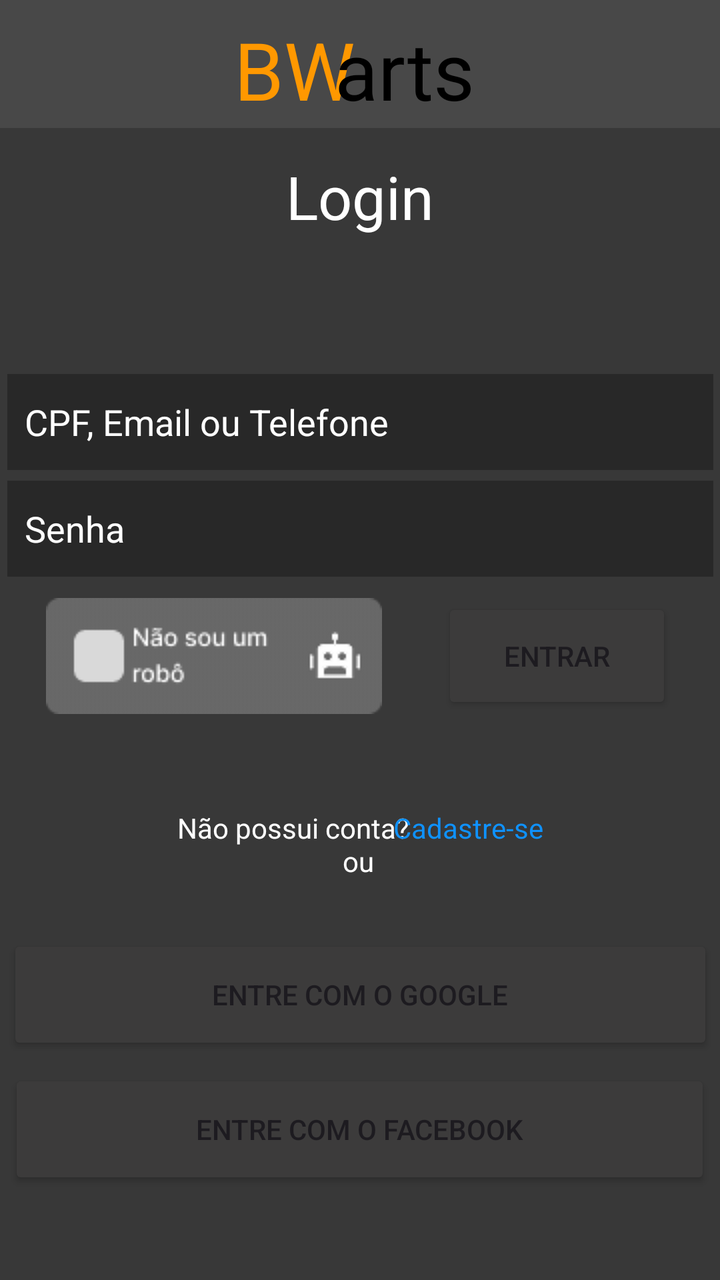
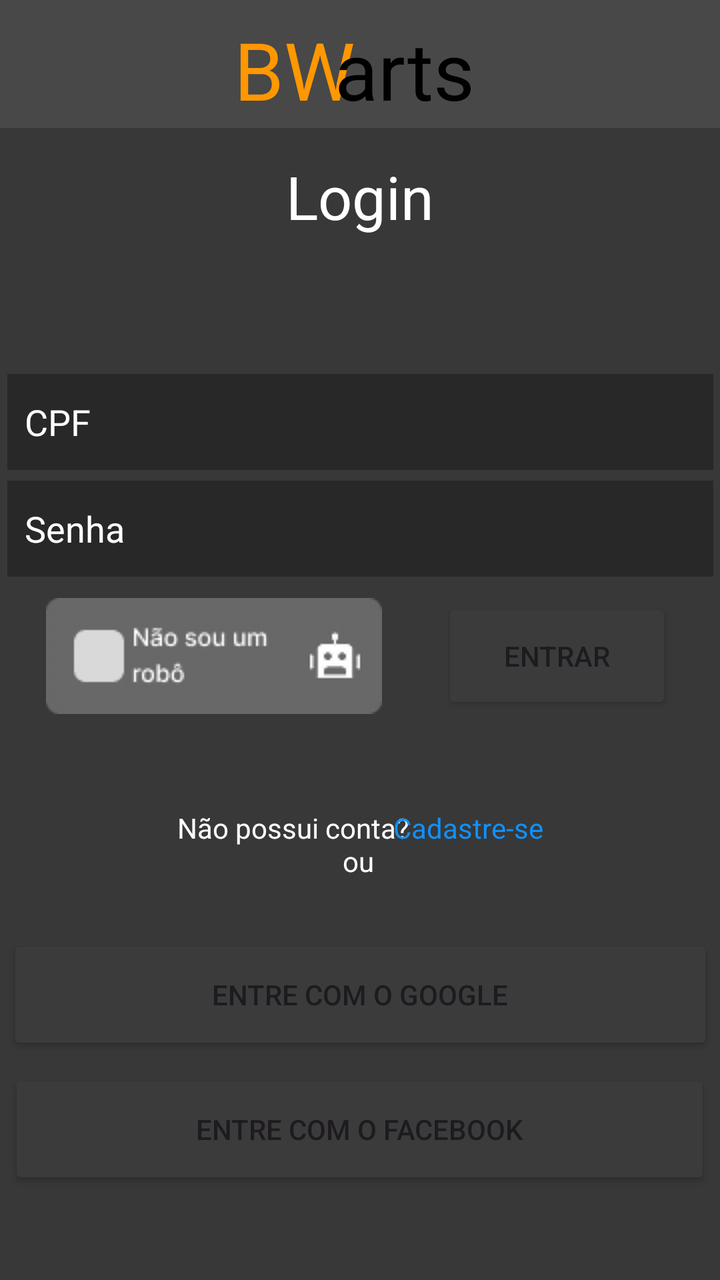

Two renders of the same Android screen: before a commit and after it. Below are the layout's source before the change and the commit's diff.
<!-- AndroidManifest.xml: activity theme Theme.BWartsMaker -->
<!-- res/layout/login.xml -->
<?xml version="1.0" encoding="utf-8"?>
<androidx.constraintlayout.widget.ConstraintLayout xmlns:android="http://schemas.android.com/apk/res/android"
    xmlns:app="http://schemas.android.com/apk/res-auto"
    xmlns:tools="http://schemas.android.com/tools"
    android:id="@+id/main"
    android:layout_width="match_parent"
    android:layout_height="match_parent"
    android:background="#FA353535"
    tools:context=".LoginActivity" >

    <Button
        android:id="@+id/entreGoogleBotao2"
        android:layout_width="353dp"
        android:layout_height="60dp"
        android:backgroundTint="#3C3B3B"
        android:text="Entre com o Google"
        app:layout_constraintBottom_toBottomOf="parent"
        app:layout_constraintEnd_toEndOf="parent"
        app:layout_constraintStart_toStartOf="parent"
        app:layout_constraintTop_toTopOf="parent"
        app:layout_constraintVertical_bias="0.806"
        app:strokeColor="#FFFFFF"
        app:strokeWidth="1.5dp" />

    <ImageView
        android:id="@+id/googleCadastro2"
        android:layout_width="wrap_content"
        android:layout_height="wrap_content"
        android:contentDescription="Logo do google"
        app:layout_constraintBottom_toBottomOf="parent"
        app:layout_constraintEnd_toEndOf="parent"
        app:layout_constraintHorizontal_bias="0.152"
        app:layout_constraintStart_toStartOf="parent"
        app:layout_constraintTop_toTopOf="parent"
        app:layout_constraintVertical_bias="0.791"
        app:srcCompat="@drawable/google" />

    <Button
        android:id="@+id/entreFacebookBotao2"
        android:layout_width="351dp"
        android:layout_height="60dp"
        android:backgroundTint="#3C3B3B"
        android:text="Entre com o Facebook"
        app:layout_constraintBottom_toBottomOf="parent"
        app:layout_constraintEnd_toEndOf="parent"
        app:layout_constraintHorizontal_bias="0.483"
        app:layout_constraintStart_toStartOf="parent"
        app:layout_constraintTop_toTopOf="parent"
        app:layout_constraintVertical_bias="0.922"
        app:strokeColor="#FFFFFF"
        app:strokeWidth="1.5dp" />

    <TextView
        android:id="@+id/naoPossuiContaLogin"
        android:layout_width="wrap_content"
        android:layout_height="wrap_content"
        android:text="Não possui conta?"
        android:textColor="#FFFFFF"
        app:layout_constraintBottom_toBottomOf="parent"
        app:layout_constraintEnd_toEndOf="parent"
        app:layout_constraintHorizontal_bias="0.364"
        app:layout_constraintStart_toStartOf="parent"
        app:layout_constraintTop_toTopOf="parent"
        app:layout_constraintVertical_bias="0.651" />

    <TextView
        android:id="@+id/ouLogin"
        android:layout_width="wrap_content"
        android:layout_height="wrap_content"
        android:text="ou"
        android:textColor="#FFFFFF"
        app:layout_constraintBottom_toBottomOf="parent"
        app:layout_constraintEnd_toEndOf="parent"
        app:layout_constraintHorizontal_bias="0.498"
        app:layout_constraintStart_toStartOf="parent"
        app:layout_constraintTop_toTopOf="parent"
        app:layout_constraintVertical_bias="0.678" />

    <TextView
        android:id="@+id/cadastreLogin"
        android:layout_width="wrap_content"
        android:layout_height="wrap_content"
        android:text="Cadastre-se"
        android:textColor="#0F92FF"
        app:layout_constraintBottom_toBottomOf="parent"
        app:layout_constraintEnd_toEndOf="parent"
        app:layout_constraintHorizontal_bias="0.69"
        app:layout_constraintStart_toStartOf="parent"
        app:layout_constraintTop_toTopOf="parent"
        app:layout_constraintVertical_bias="0.651" />

    <Button
        android:id="@+id/botaoEntrar"
        android:layout_width="115dp"
        android:layout_height="58dp"
        android:backgroundTint="#3C3B3B"
        android:backgroundTintMode="src_in"
        android:text="Entrar"
        app:cornerRadius="10dp"
        app:layout_constraintBottom_toBottomOf="parent"
        app:layout_constraintEnd_toEndOf="parent"
        app:layout_constraintHorizontal_bias="0.902"
        app:layout_constraintStart_toStartOf="parent"
        app:layout_constraintTop_toTopOf="parent"
        app:layout_constraintVertical_bias="0.514"
        app:strokeColor="#FF9800"
        app:strokeWidth="2dp" />

    <EditText
        android:id="@+id/senhaLogin"
        android:layout_width="353dp"
        android:layout_height="48dp"
        android:background="#282828"
        android:ems="10"
        android:hint="  Senha"
        android:inputType="textEmailAddress"
        android:password="true"
        android:textColorHint="#FFFFFF"
        app:layout_constraintBottom_toBottomOf="parent"
        app:layout_constraintEnd_toEndOf="parent"
        app:layout_constraintStart_toStartOf="parent"
        app:layout_constraintTop_toTopOf="parent"
        app:layout_constraintVertical_bias="0.406" />

    <EditText
        android:id="@+id/userLogin"
        android:layout_width="353dp"
        android:layout_height="48dp"
        android:background="#282828"
        android:ems="10"
        android:hint="  CPF, Email ou Telefone"
        android:inputType="text"
        android:textColorHint="#FFFFFF"
        app:layout_constraintBottom_toBottomOf="parent"
        app:layout_constraintEnd_toEndOf="parent"
        app:layout_constraintStart_toStartOf="parent"
        app:layout_constraintTop_toTopOf="parent"
        app:layout_constraintVertical_bias="0.316" />

    <TextView
        android:id="@+id/titulo_login"
        android:layout_width="wrap_content"
        android:layout_height="wrap_content"
        android:text="Login"
        android:textColor="#FFFFFF"
        android:textSize="30sp"
        app:layout_constraintBottom_toBottomOf="parent"
        app:layout_constraintEnd_toEndOf="parent"
        app:layout_constraintStart_toStartOf="parent"
        app:layout_constraintTop_toTopOf="parent"
        app:layout_constraintVertical_bias="0.13" />

    <androidx.appcompat.widget.Toolbar
        android:id="@+id/toolbar"
        android:layout_width="0dp"
        android:layout_height="wrap_content"
        android:background="#FA494949"
        android:minHeight="?attr/actionBarSize"
        android:theme="?attr/actionBarTheme"
        app:layout_constraintBottom_toBottomOf="parent"
        app:layout_constraintEnd_toEndOf="parent"
        app:layout_constraintStart_toStartOf="parent"
        app:layout_constraintTop_toTopOf="parent"
        app:layout_constraintVertical_bias="0.0" />

    <TextView
        android:id="@+id/bw_login"
        android:layout_width="wrap_content"
        android:layout_height="wrap_content"
        android:layout_marginTop="8dp"
        android:text="@string/BW"
        android:textColor="#FF9800"
        android:textSize="40sp"
        app:layout_constraintBottom_toBottomOf="@+id/header"
        app:layout_constraintEnd_toEndOf="parent"
        app:layout_constraintHorizontal_bias="0.39"
        app:layout_constraintStart_toStartOf="parent"
        app:layout_constraintTop_toTopOf="parent"
        app:layout_constraintVertical_bias="1.0" />

    <TextView
        android:id="@+id/arts_login"
        android:layout_width="wrap_content"
        android:layout_height="wrap_content"
        android:layout_marginTop="8dp"
        android:text="@string/arts"
        android:textColor="#000000"
        android:textSize="40sp"
        app:layout_constraintEnd_toEndOf="parent"
        app:layout_constraintHorizontal_bias="0.577"
        app:layout_constraintStart_toStartOf="parent"
        app:layout_constraintTop_toTopOf="parent" />

    <ImageView
        android:id="@+id/captchaLogin"
        android:layout_width="wrap_content"
        android:layout_height="wrap_content"
        app:layout_constraintBottom_toBottomOf="parent"
        app:layout_constraintEnd_toEndOf="parent"
        app:layout_constraintHorizontal_bias="0.119"
        app:layout_constraintStart_toStartOf="parent"
        app:layout_constraintTop_toTopOf="parent"
        app:layout_constraintVertical_bias="0.514"
        app:srcCompat="@drawable/captcha" />

    <ImageView
        android:id="@+id/imageView2"
        android:layout_width="wrap_content"
        android:layout_height="wrap_content"
        android:contentDescription="@string/bottom_sheet_behavior"
        app:layout_constraintBottom_toBottomOf="parent"
        app:layout_constraintEnd_toEndOf="parent"
        app:layout_constraintHorizontal_bias="0.174"
        app:layout_constraintStart_toStartOf="parent"
        app:layout_constraintTop_toTopOf="parent"
        app:layout_constraintVertical_bias="0.899"
        app:srcCompat="@drawable/facebook" />
</androidx.constraintlayout.widget.ConstraintLayout>
<!-- resources referenced by this layout -->
<resources>
  <!-- drawable captcha: png bitmap (drawable, 2496 bytes) -->
  <!-- drawable facebook: png bitmap (drawable, 757 bytes) -->
  <!-- drawable google: png bitmap (drawable, 1702 bytes) -->
  <string name="BW">BW</string>
  <string name="arts">arts</string>
  <style name="Theme.BWartsMaker" parent="Base.Theme.BWartsMaker" />
  <style name="Base.Theme.BWartsMaker" parent="Theme.Material3.DayNight.NoActionBar">
          
          
      </style>
</resources>

<!-- the commit's change to res/layout/login.xml (unified diff, before → after) -->
@@ -128,7 +128,7 @@
         android:layout_height="48dp"
         android:background="#282828"
         android:ems="10"
-        android:hint="  CPF, Email ou Telefone"
+        android:hint="  CPF"
         android:inputType="text"
         android:textColorHint="#FFFFFF"
         app:layout_constraintBottom_toBottomOf="parent"
@@ -215,4 +215,12 @@
         app:layout_constraintTop_toTopOf="parent"
         app:layout_constraintVertical_bias="0.899"
         app:srcCompat="@drawable/facebook" />
+
+    <TextView
+        android:id="@+id/textView8"
+        android:layout_width="wrap_content"
+        android:layout_height="wrap_content"
+        android:textColor="#FFFFFF"
+        tools:layout_editor_absoluteX="63dp"
+        tools:layout_editor_absoluteY="119dp" />
 </androidx.constraintlayout.widget.ConstraintLayout>
